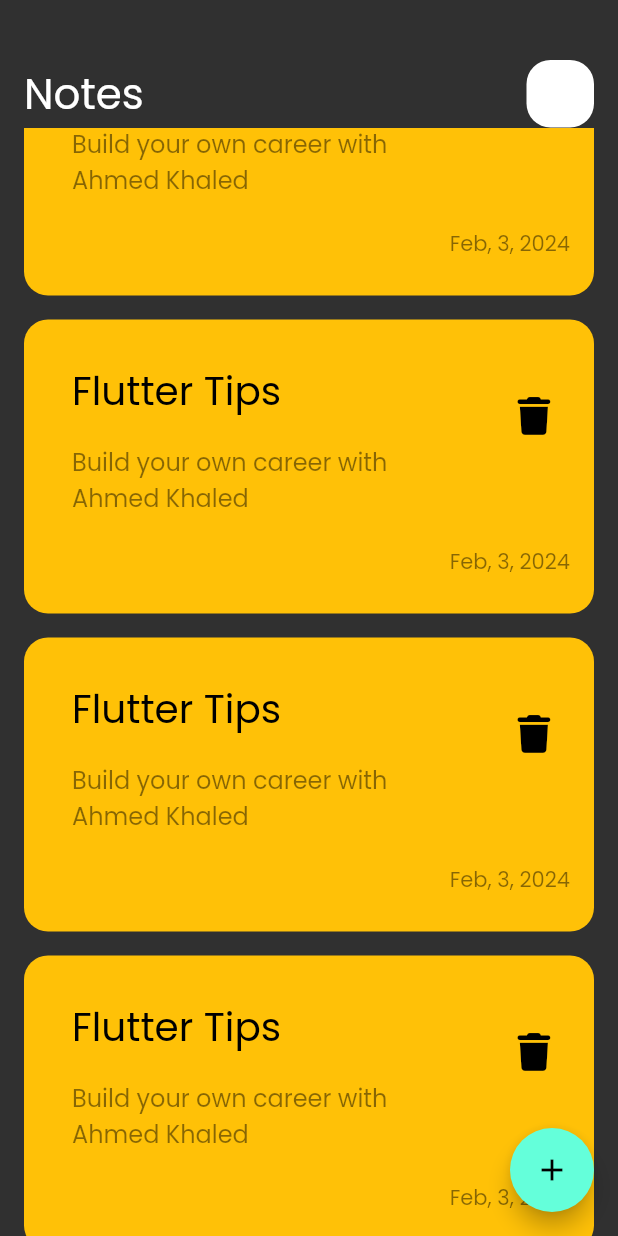
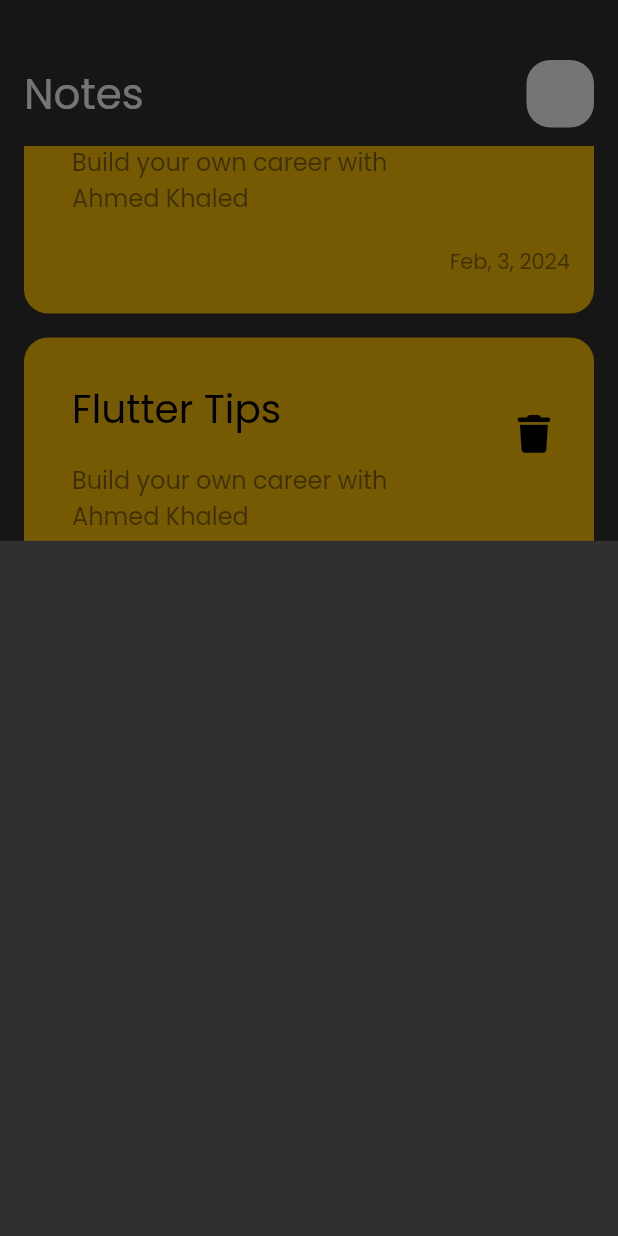
Before and after one commit to A7medK7aled1/Notes-App, a Flutter app: the screen it shows after launch, scrolled down 1152 dp, after a tap on the "add" icon, on a phone screen of 412 x 824 dp. Run offline on Flutter 3.47's test engine with Material 3 defaults, Android fonts, the phone set to English and light mode, and no system bars; our stand-ins replace font_awesome_flutter.

Commit message:
add note bottom sheet

```diff
--- a/lib/views/notes_view.dart
+++ b/lib/views/notes_view.dart
@@ -1,4 +1,5 @@
 import 'package:flutter/material.dart';
+import 'package:note_app/widget/add_note_bottom_sheet.dart';
 import 'package:note_app/widget/notes_view_body.dart';
 
 class NotesView extends StatelessWidget {
@@ -8,7 +9,13 @@ class NotesView extends StatelessWidget {
   Widget build(BuildContext context) {
     return Scaffold(
       floatingActionButton: FloatingActionButton(
-        onPressed: () {},
+        onPressed: () {
+          showModalBottomSheet(
+              context: context,
+              builder: (context) {
+                return AddNoteBottomSheet();
+              });
+        },
         child: const Icon(Icons.add),
       ),
       body: const NotesViewBody(),
--- /dev/null
+++ b/lib/widget/add_note_bottom_sheet.dart
@@ -0,0 +1,10 @@
+import 'package:flutter/material.dart';
+
+class AddNoteBottomSheet extends StatelessWidget {
+  const AddNoteBottomSheet({super.key});
+
+  @override
+  Widget build(BuildContext context) {
+    return Container();
+  }
+}
--- a/lib/widget/note_list_view.dart
+++ b/lib/widget/note_list_view.dart
@@ -6,13 +6,17 @@ class NotesListView extends StatelessWidget {
 
   @override
   Widget build(BuildContext context) {
-    return ListView.builder(
+    return Padding(
+      padding: const EdgeInsets.symmetric(vertical: 12),
+      child: ListView.builder(
+        padding: EdgeInsets.zero,
         itemBuilder: (context, index) {
           return const Padding(
             padding: EdgeInsets.symmetric(vertical: 8),
             child: NotesItems(),
           );
         },
+      ),
     );
   }
 }
```
Lines whose indentation alone changed are shown as unchanged.
